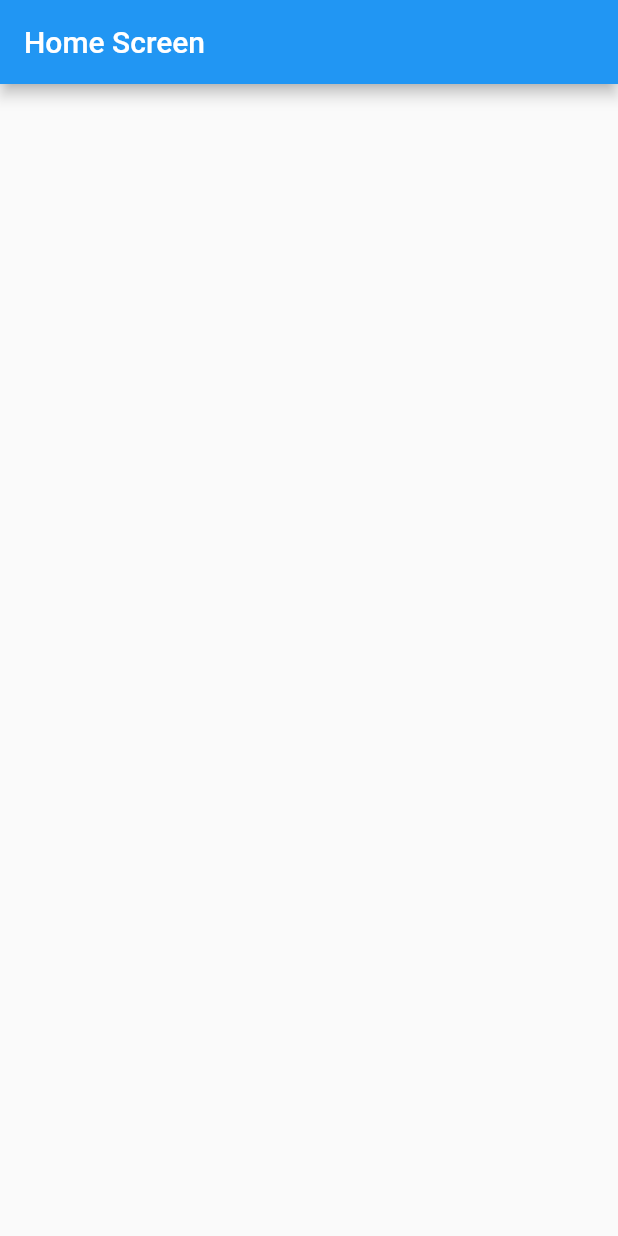
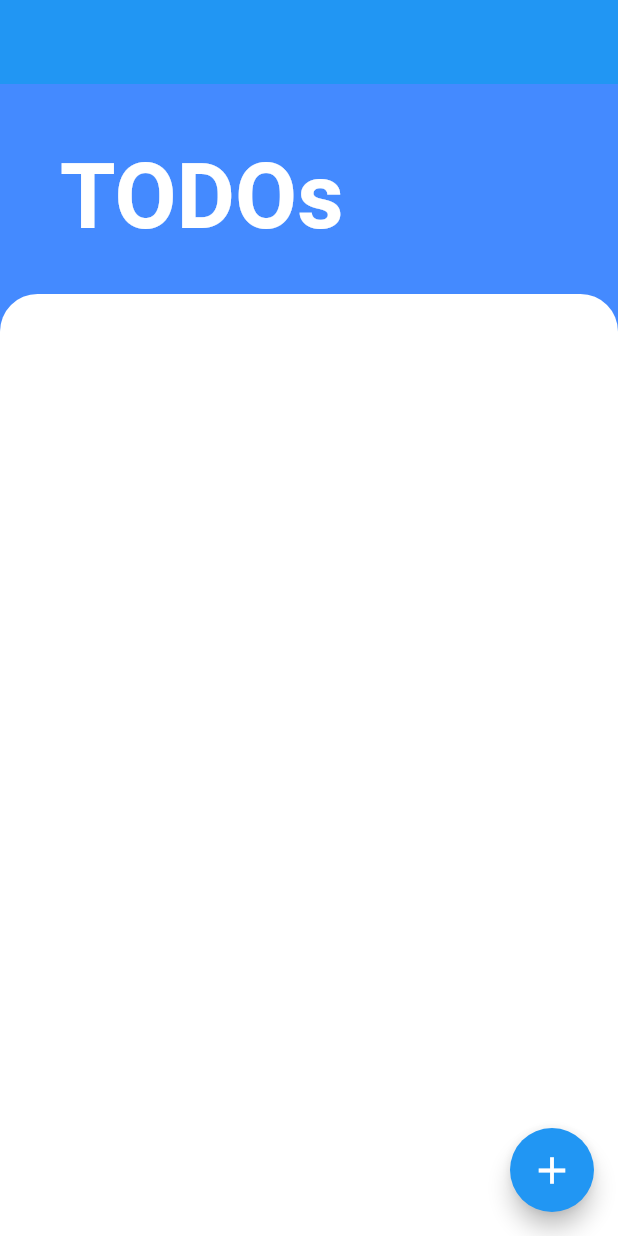
Before and after one commit to Deepak-coder80/SIMPTODO, a Flutter app: the screen it shows after launch, on a phone screen of 412 x 824 dp. Run offline on Flutter 3.47's test engine with Material 2 defaults, Android fonts, the phone set to English and light mode, and no system bars.

Commit message:
home screen basic design finished

```diff
--- a/lib/screens/home_screen.dart
+++ b/lib/screens/home_screen.dart
@@ -1,13 +1,49 @@
 import 'package:flutter/material.dart';
 
-class HomeScreen extends StatelessWidget{
+class HomeScreen extends StatelessWidget {
+  const HomeScreen({super.key});
+
   @override
   Widget build(BuildContext context) {
     return Scaffold(
       appBar: AppBar(
-        title:const Text('Home Screen'),
+        elevation: 0,
+      ),
+      backgroundColor: Colors.blueAccent,
+      floatingActionButton: FloatingActionButton(
+        onPressed: (){},
+        child:const Icon(Icons.add,size: 30,),
+      ),
+      body: Column(
+        crossAxisAlignment: CrossAxisAlignment.start,
+        children: [
+          Container(
+            padding: const EdgeInsets.only(left: 40, top: 40),
+            child: const Text(
+              'TODOs',
+              style: TextStyle(
+                fontSize: 60,
+                fontWeight: FontWeight.bold,
+                color: Colors.white,
+              ),
+            ),
+          ),
+          const SizedBox(
+            height: 30,
+          ),
+          Expanded(
+            child: Container(
+              decoration:const  BoxDecoration(
+               color: Colors.white,
+                borderRadius: BorderRadius.only(
+                  topLeft: Radius.circular(25),
+                  topRight: Radius.circular(25)
+                ),
+              ),
+            ),
+          ),
+        ],
       ),
     );
   }
-
 }
```
